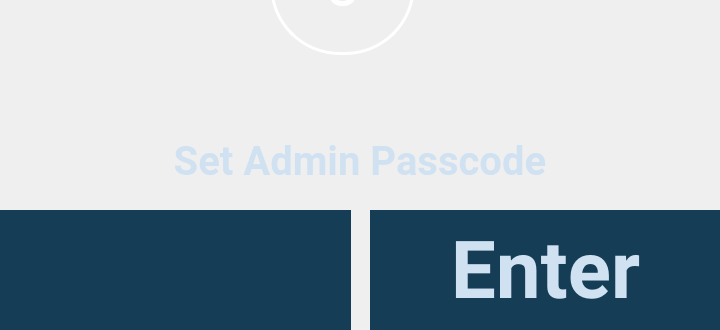
First picture: the form in setadminpasscode.ui, repository davidrosso/XaTek, before the edit; both pictures show x 0 to 720 and y 800 to 1130 of the 720 by 1130 pixel window.
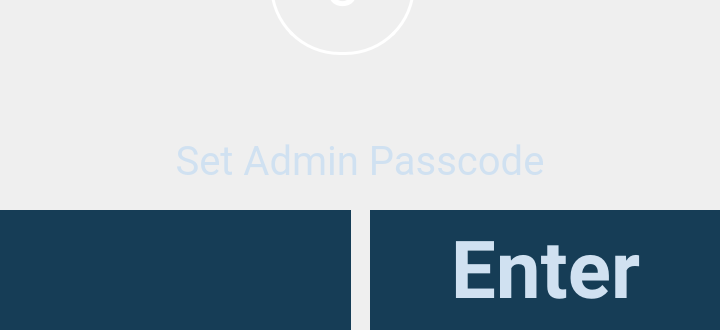
Second picture: the form after the edit. Icons and pictures are not drawn.

Commit message: fixed ui for datetime and viewing test results

```diff
--- a/setadminpasscode.ui
+++ b/setadminpasscode.ui
@@ -41,8 +41,8 @@
       <font>
        <family>Roboto</family>
        <pointsize>30</pointsize>
-       <weight>75</weight>
-       <bold>true</bold>
+       <weight>50</weight>
+       <bold>false</bold>
       </font>
      </property>
      <property name="styleSheet">
```
The commit also changes 5 other files.
